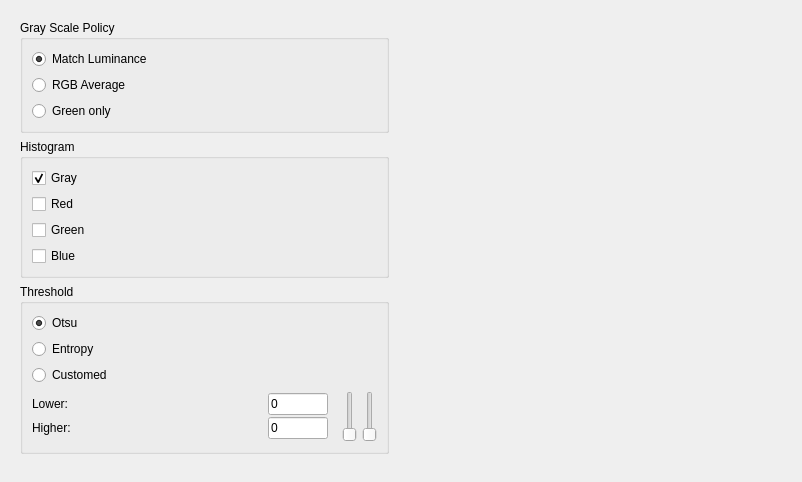
Before: the Qt Designer form src/HistogramDialog.ui in Ovilia/PIP, drawn with Qt 5.
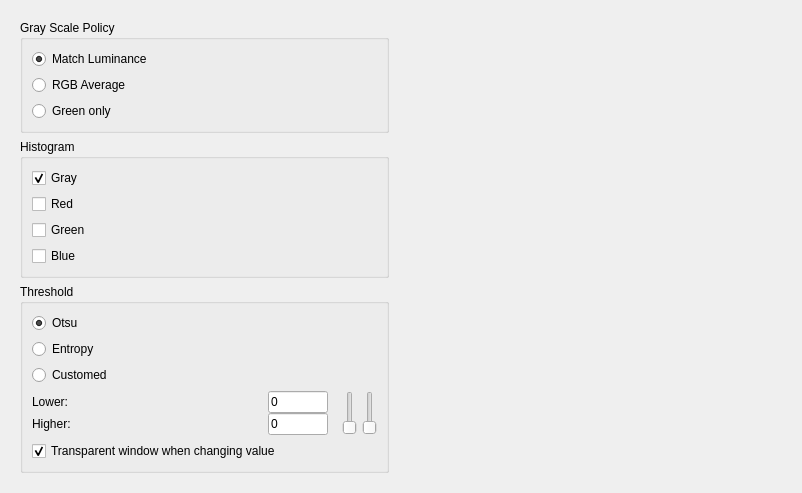
After: the same form once the commit is applied. Icons and pictures are not drawn.

Diff of the .ui file:
```diff
--- a/src/HistogramDialog.ui
+++ b/src/HistogramDialog.ui
@@ -250,6 +250,16 @@
            </layout>
           </widget>
          </item>
+         <item>
+          <widget class="QCheckBox" name="transparenBox">
+           <property name="text">
+            <string>Transparent window when changing value</string>
+           </property>
+           <property name="checked">
+            <bool>true</bool>
+           </property>
+          </widget>
+         </item>
         </layout>
        </widget>
       </item>
```
